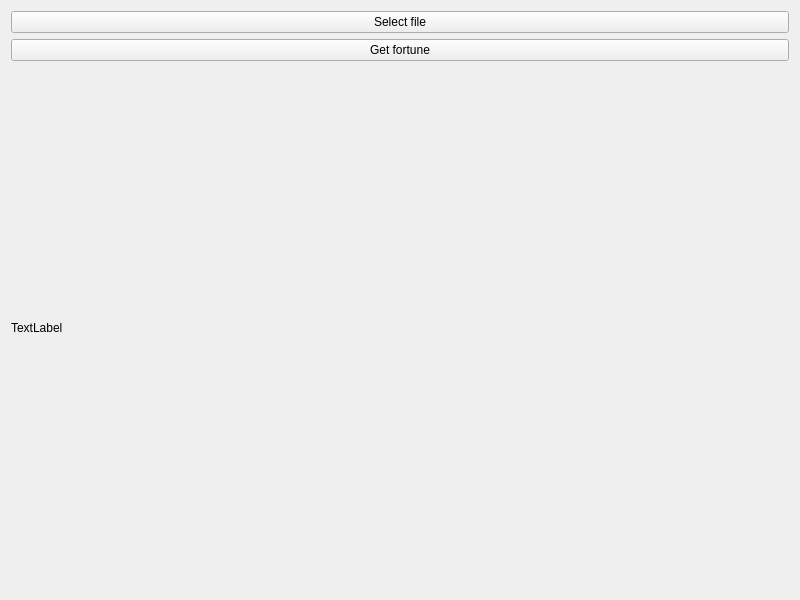
Above: Server/Qt/test_client/test_client/widget.ui from rafal-tarnow/CapitanAfrica before the change. Below: the same form after it.
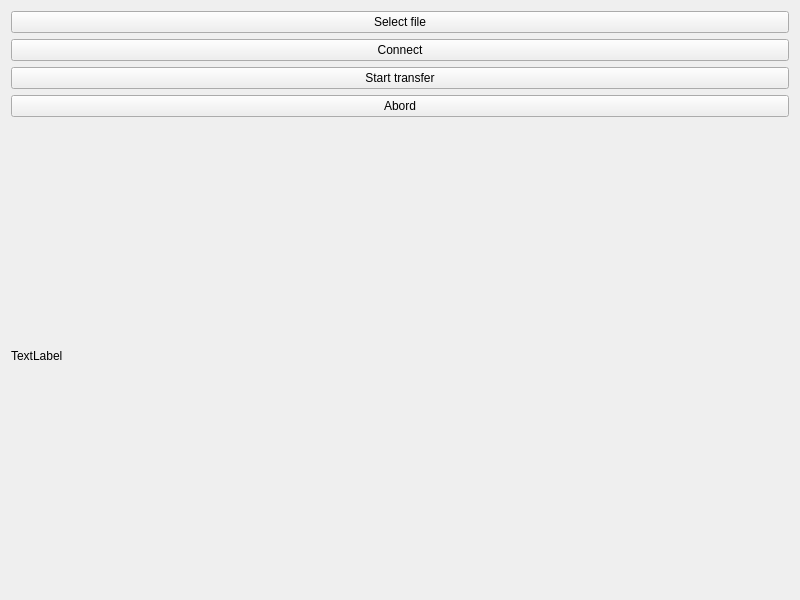
That is the form after the change.

```diff
--- a/Server/Qt/test_client/test_client/widget.ui
+++ b/Server/Qt/test_client/test_client/widget.ui
@@ -14,10 +14,24 @@
    <string>Widget</string>
   </property>
   <layout class="QGridLayout" name="gridLayout">
+   <item row="3" column="0">
+    <widget class="QPushButton" name="pushButtonAbord">
+     <property name="text">
+      <string>Abord</string>
+     </property>
+    </widget>
+   </item>
    <item row="1" column="0">
     <widget class="QPushButton" name="pushButtonGetFortune">
      <property name="text">
-      <string>Get fortune</string>
+      <string>Connect</string>
+     </property>
+    </widget>
+   </item>
+   <item row="4" column="0">
+    <widget class="QLabel" name="statusLabel">
+     <property name="text">
+      <string>TextLabel</string>
      </property>
     </widget>
    </item>
@@ -29,9 +43,9 @@
     </widget>
    </item>
    <item row="2" column="0">
-    <widget class="QLabel" name="statusLabel">
+    <widget class="QPushButton" name="pushButtonStartTransfer">
      <property name="text">
-      <string>TextLabel</string>
+      <string>Start transfer</string>
      </property>
     </widget>
    </item>
```
Left out of the diff: 2 changed lines with no effect on the pictures.
